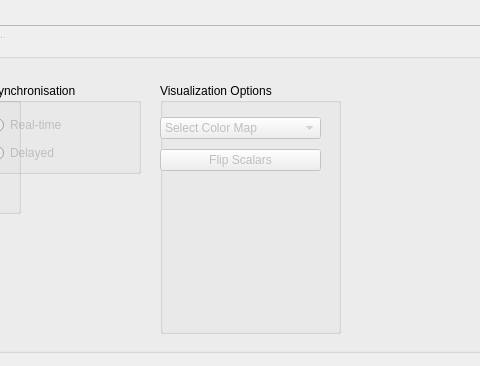
Before: the Qt Designer form ShapePopulationViewer.ui in NIRALUser/ShapePopulationViewer, drawn with Qt 5; both pictures show x 578 to 1058 and y 484 to 850 of the 1147 by 850 pixel window.
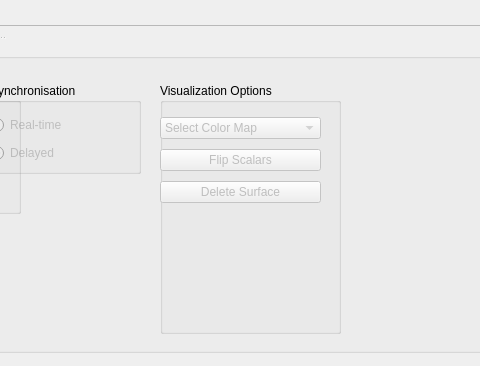
After: the same form once the commit is applied. Icons and pictures are not drawn.

Commit message:
ESC on selections
NEW : you can now unselect meshes by pressing the ESC key

What changed in the file:
```diff
--- a/ShapePopulationViewer.ui
+++ b/ShapePopulationViewer.ui
@@ -69,7 +69,7 @@
           <x>0</x>
           <y>30</y>
           <width>161</width>
-          <height>62</height>
+          <height>95</height>
          </rect>
         </property>
         <layout class="QVBoxLayout" name="verticalLayout">
@@ -95,6 +95,16 @@
            </property>
           </widget>
          </item>
+         <item>
+          <widget class="QPushButton" name="pushButton_delete">
+           <property name="enabled">
+            <bool>false</bool>
+           </property>
+           <property name="text">
+            <string>Delete Surface</string>
+           </property>
+          </widget>
+         </item>
         </layout>
        </widget>
       </widget>
```
The commit also changes 2 other files.
